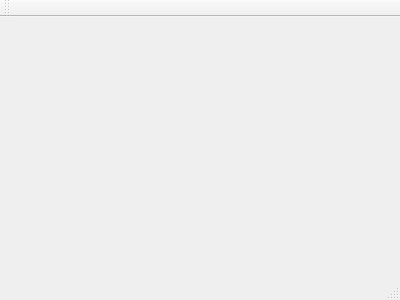
Qt form mainwindow.ui (ottyajp/mona_chaduke) before a commit.
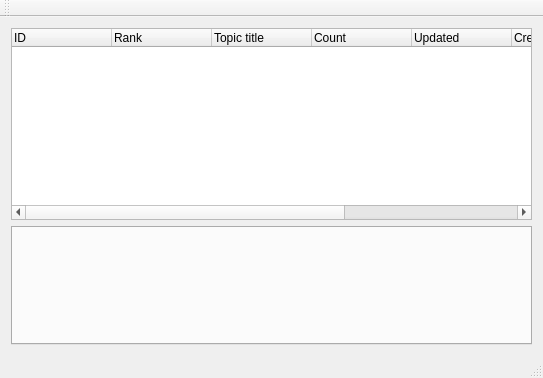
The same form after that commit.

Commit message: 取り敢えずのUI作り

```diff
--- a/mainwindow.ui
+++ b/mainwindow.ui
@@ -1,24 +1,97 @@
 <ui version="4.0">
  <class>MainWindow</class>
- <widget class="QMainWindow" name="MainWindow" >
-  <property name="geometry" >
+ <widget class="QMainWindow" name="MainWindow">
+  <property name="geometry">
    <rect>
     <x>0</x>
     <y>0</y>
-    <width>400</width>
-    <height>300</height>
+    <width>543</width>
+    <height>378</height>
    </rect>
   </property>
   <property name="windowTitle" >
    <string>MainWindow</string>
   </property>
-  <widget class="QMenuBar" name="menuBar" />
-  <widget class="QToolBar" name="mainToolBar" />
-  <widget class="QWidget" name="centralWidget" />
-  <widget class="QStatusBar" name="statusBar" />
+  <widget class="QWidget" name="centralWidget">
+   <layout class="QGridLayout" name="gridLayout">
+    <item row="0" column="0">
+     <layout class="QVBoxLayout" name="verticalLayout">
+      <item>
+       <widget class="QTreeWidget" name="topic_list">
+        <column>
+         <property name="text">
+          <string>ID</string>
+         </property>
+        </column>
+        <column>
+         <property name="text">
+          <string>Rank</string>
+         </property>
+        </column>
+        <column>
+         <property name="text">
+          <string>Topic title</string>
+         </property>
+        </column>
+        <column>
+         <property name="text">
+          <string>Count</string>
+         </property>
+        </column>
+        <column>
+         <property name="text">
+          <string>Updated</string>
+         </property>
+        </column>
+        <column>
+         <property name="text">
+          <string>Created</string>
+         </property>
+        </column>
+        <column>
+         <property name="text">
+          <string>Category</string>
+         </property>
+        </column>
+        <column>
+         <property name="text">
+          <string>Tags</string>
+         </property>
+        </column>
+       </widget>
+      </item>
+      <item>
+       <widget class="QTabWidget" name="topic_tab_widget">
+        <property name="currentIndex">
+         <number>-1</number>
+        </property>
+       </widget>
+      </item>
+     </layout>
+    </item>
+   </layout>
+  </widget>
+  <widget class="QMenuBar" name="menuBar">
+   <property name="geometry">
+    <rect>
+     <x>0</x>
+     <y>0</y>
+     <width>543</width>
+     <height>22</height>
+    </rect>
+   </property>
+  </widget>
+  <widget class="QToolBar" name="mainToolBar">
+   <attribute name="toolBarArea">
+    <enum>TopToolBarArea</enum>
+   </attribute>
+   <attribute name="toolBarBreak">
+    <bool>false</bool>
+   </attribute>
+  </widget>
+  <widget class="QStatusBar" name="statusBar"/>
  </widget>
- <layoutDefault spacing="6" margin="11" />
- <pixmapfunction></pixmapfunction>
+ <layoutdefault spacing="6" margin="11"/>
  <resources/>
  <connections/>
 </ui>
```
Left out of the diff: 3 changed lines with no effect on the pictures. The commit also changes 1 other file.
